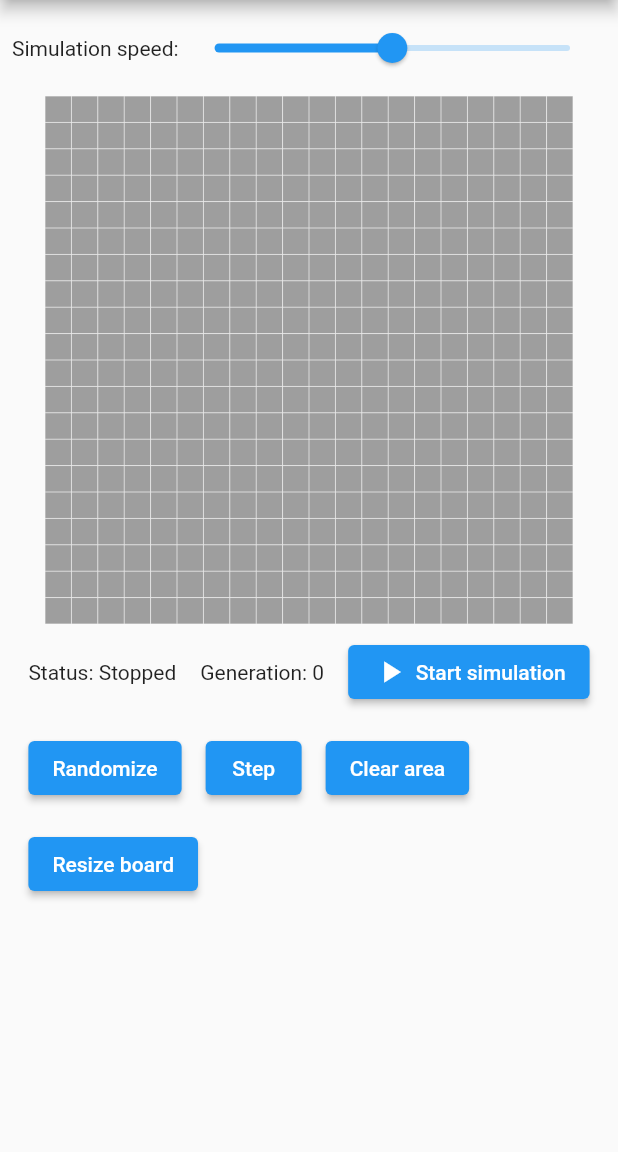
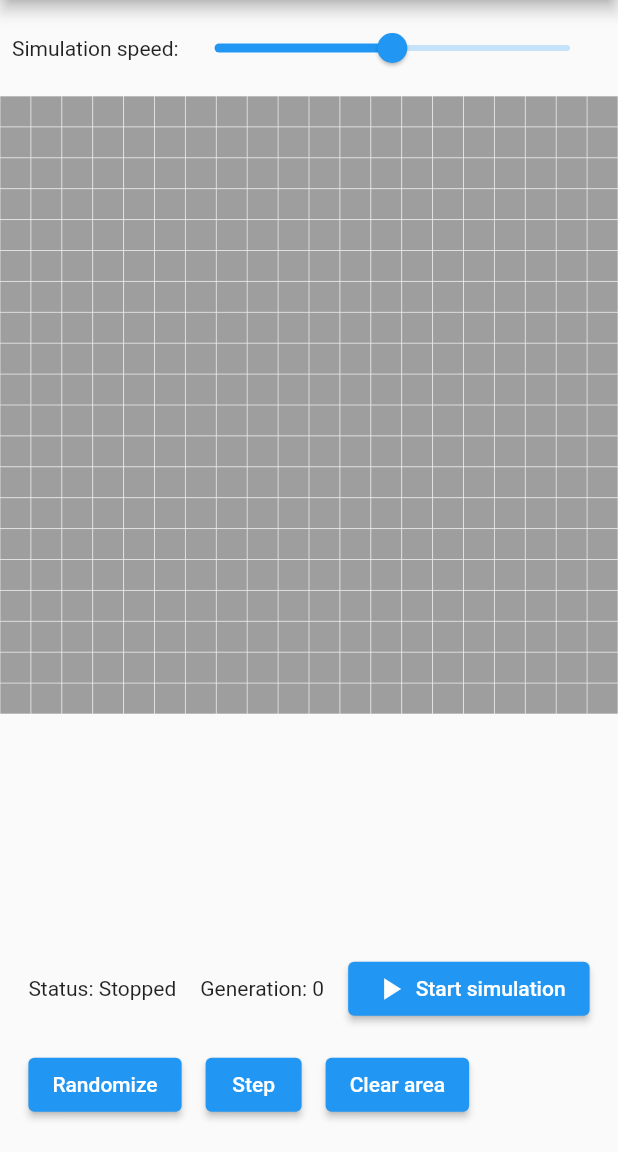
Before and after one commit to Piero512/flutter_game_of_life, a Flutter app: the screen it shows after launch, on a phone screen of 412 x 824 dp, the part 84-1236 px from its top. Run offline on Flutter 3.47's test engine with Material 2 defaults, Android fonts, the phone set to English and light mode, and no system bars.

Commit message:
Remove adaptive layout because it just took too much space for it to be useful

```diff
--- a/lib/main.dart
+++ b/lib/main.dart
@@ -49,6 +49,7 @@ class _GameOfLifeBoardState extends State<GameOfLifeBoard> {
       Duration(milliseconds: (1000 - (1000 * value)).round());
 
   bool get running => simulationTimer != null;
+
   @override
   void dispose() {
     super.dispose();
@@ -66,26 +67,19 @@ class _GameOfLifeBoardState extends State<GameOfLifeBoard> {
 
   @override
   Widget build(BuildContext context) {
-    return LayoutBuilder(
-      builder: (ctx, constraints) {
     return Column(
       children: [
-            Padding(
+        Flexible(
+          flex: 0,
+          child: Padding(
             padding: const EdgeInsets.all(8.0),
-              child: Row(
-                mainAxisAlignment: MainAxisAlignment.spaceAround,
-                children: [
-                  _buildSimulationSpeedControl(),
-                  if (constraints.maxWidth > constraints.maxHeight)
-                    ..._buildSimulationControls(),
-                  if (constraints.maxWidth > constraints.maxHeight)
-                    statusWidget,
-                ].map((widget) => Flexible(child: widget)).toList(),
+            child: _buildSimulationSpeedControl(),
           ),
         ),
         Expanded(
+          flex: 4,
           child: AspectRatio(
-                aspectRatio: widget.width / widget.height,
+            aspectRatio: 1,
             child: GameBoard(
               lifeArray: lifeArray,
               positionCallback: (pos) => setState(() {
@@ -94,11 +88,11 @@ class _GameOfLifeBoardState extends State<GameOfLifeBoard> {
             ),
           ),
         ),
-            if (constraints.maxWidth < constraints.maxHeight)
         Flexible(
           child: Wrap(
             crossAxisAlignment: WrapCrossAlignment.center,
-                  children: ([statusWidget, generationWidget] + _buildSimulationControls())
+            children:
+                ([statusWidget, generationWidget] + _buildSimulationControls())
                     .map((e) => Padding(
                           padding: const EdgeInsets.all(8.0),
                           child: e,
@@ -107,8 +101,6 @@ class _GameOfLifeBoardState extends State<GameOfLifeBoard> {
           ),
         )
       ],
-        );
-      },
     );
   }
 
```
Lines whose indentation alone changed are shown as unchanged.
